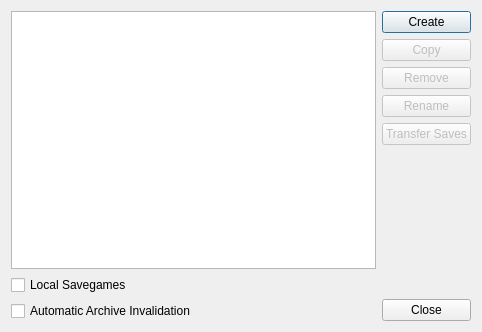
Holt59/mo2-merge, file modorganizer/src/profilesdialog.ui: the form before one commit.
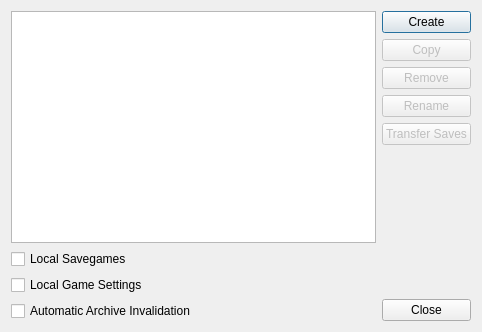
The form after the commit.

Commit message: [modorganizer] profiles can now be configured to use the global game settings instead of profile-local

```diff
--- a/modorganizer/src/profilesdialog.ui
+++ b/modorganizer/src/profilesdialog.ui
@@ -45,6 +45,16 @@
        </property>
       </widget>
      </item>
+     <item>
+      <widget class="QCheckBox" name="localIniFilesBox">
+       <property name="text">
+        <string>Local Game Settings</string>
+       </property>
+       <property name="checked">
+        <bool>false</bool>
+       </property>
+      </widget>
+     </item>
      <item>
       <widget class="QCheckBox" name="invalidationBox">
        <property name="toolTip">
```
The commit also changes 4 other files.
